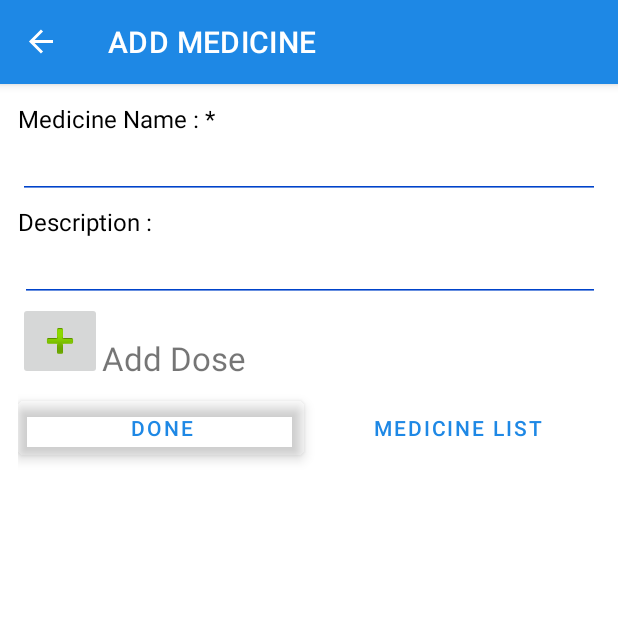
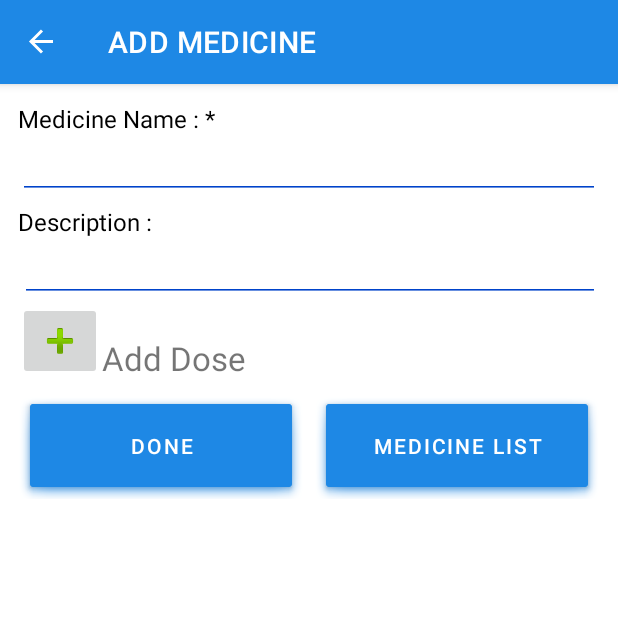
Before and after one commit to Shubhamj08/My_Medications, an Android app: the AddMedicationFragment screen opened through its navigation route, on a phone screen of 412 x 824 dp, the top half of it. Run offline under Robolectric (Android 15) with nearby library versions, the phone set to English and light mode, and no system bars; our stand-ins replace Room's generated code, data binding, navigation-ui; Roboto replaces fonts that are not available here.

Commit message:
medicine details can be edited and updated now

```diff
--- a/app/src/main/java/com/project/mymedications/AddMedicationViewModel.kt
+++ b/app/src/main/java/com/project/mymedications/AddMedicationViewModel.kt
@@ -56,7 +56,6 @@ class AddMedicationViewModel(
     private suspend fun insert(medicine: MedicineEntity) {
         withContext(Dispatchers.IO) {
             database.insert(medicine)
-
         }
     }
 
--- a/app/src/main/java/com/project/mymedications/MedicineDetailViewModel.kt
+++ b/app/src/main/java/com/project/mymedications/MedicineDetailViewModel.kt
@@ -37,7 +37,6 @@ class MedicineDetailViewModel(
         }
     }
 
-
     override fun onCleared() {
         super.onCleared()
         viewModelJob.cancel()
--- a/app/src/main/java/com/project/mymedications/ViewMedicationFragment.kt
+++ b/app/src/main/java/com/project/mymedications/ViewMedicationFragment.kt
@@ -47,7 +47,6 @@ class ViewMedicationFragment : Fragment() {
                     .actionViewMedicationFragmentToMedicineDetailFragment(medicine))
                 viewMedicationViewModel.onMedicineDetailNavigated()
             }
-
         })
 
         binding.medicineList.adapter = adapter
--- a/app/src/main/res/layout/fragment_add_medication.xml
+++ b/app/src/main/res/layout/fragment_add_medication.xml
@@ -43,7 +43,7 @@
         android:importantForAutofill="no"
         style="@style/text_style"
         android:fontFamily="@font/roboto"
-        android:inputType="textPersonName"
+        android:inputType="text"
         android:text="" />
 
     <TextView
@@ -65,27 +65,8 @@
         android:fontFamily="@font/roboto"
         android:backgroundTint="@color/colorSecondaryDark"
         android:ems="10"
-        android:inputType="text"
+        android:inputType="textMultiLine"
         android:text="" />
-<LinearLayout
-    android:layout_width="match_parent"
-    android:layout_height="wrap_content">
-    <ImageButton
-        android:id="@+id/add_dose_1"
-        android:layout_width="wrap_content"
-        android:layout_height="wrap_content"
-        app:srcCompat="@android:drawable/ic_input_add" />
-
-    <TextView
-        android:id="@+id/add_dose_text1"
-        android:layout_width="0dp"
-        android:layout_height="match_parent"
-        android:textSize="22sp"
-        android:gravity="bottom"
-        android:layout_weight="1"
-        android:text="@string/add_dose" />
-
-</LinearLayout>
 
     <TextView
         android:id="@+id/dose_1_label"
@@ -126,28 +107,6 @@
         android:inputType="text"
         android:visibility="gone"
         android:text=""/>
-    <LinearLayout
-        android:layout_width="match_parent"
-        android:layout_height="wrap_content">
-
-        <ImageButton
-            android:id="@+id/add_dose_2"
-            android:layout_width="wrap_content"
-            android:layout_height="wrap_content"
-            android:visibility="gone"
-            app:srcCompat="@android:drawable/ic_input_add" />
-
-        <TextView
-            android:id="@+id/add_dose_text2"
-            android:layout_width="0dp"
-            android:layout_height="match_parent"
-            android:layout_weight="1"
-            android:gravity="bottom"
-            android:text="@string/add_dose"
-            android:textSize="22sp"
-            android:visibility="gone" />
-
-    </LinearLayout>
 
     <TextView
         android:id="@+id/dose_2_label"
@@ -188,29 +147,6 @@
         android:inputType="text"
         android:visibility="gone"
         android:text=""/>
-
-    <LinearLayout
-        android:layout_width="match_parent"
-        android:layout_height="wrap_content">
-
-        <ImageButton
-            android:id="@+id/add_dose_3"
-            android:layout_width="wrap_content"
-            android:layout_height="wrap_content"
-            android:visibility="gone"
-            app:srcCompat="@android:drawable/ic_input_add" />
-
-        <TextView
-            android:id="@+id/add_dose_text3"
-            android:layout_width="0dp"
-            android:layout_height="match_parent"
-            android:layout_weight="1"
-            android:gravity="bottom"
-            android:text="@string/add_dose"
-            android:textSize="22sp"
-            android:visibility="gone" />
-
-    </LinearLayout>
 
     <TextView
         android:id="@+id/dose_3_label"
@@ -257,21 +193,19 @@
         android:layout_height="wrap_content">
 
         <ImageButton
-            android:id="@+id/add_dose_4"
+            android:id="@+id/add_dose"
             android:layout_width="wrap_content"
             android:layout_height="wrap_content"
-            android:visibility="gone"
             app:srcCompat="@android:drawable/ic_input_add" />
 
         <TextView
-            android:id="@+id/add_dose_text4"
+            android:id="@+id/add_dose_text"
             android:layout_width="0dp"
             android:layout_height="match_parent"
             android:layout_weight="1"
             android:gravity="bottom"
             android:text="@string/add_dose"
-            android:textSize="22sp"
-            android:visibility="gone" />
+            android:textSize="22sp" />
 
     </LinearLayout>
 
@@ -323,11 +257,11 @@
         android:layout_width="0dp"
         android:layout_height="wrap_content"
         android:layout_weight="1"
-        style="?android:attr/buttonBarButtonStyle"
+        android:background="@android:drawable/dialog_holo_light_frame"
         android:layout_marginTop="8dp"
         android:layout_marginBottom="8dp"
         android:layout_marginEnd="3dp"
-        android:padding="3dp"
+        android:padding="20dp"
         android:elevation="5dp"
         android:text="@string/done" />
 
@@ -336,11 +270,11 @@
         android:layout_width="0dp"
         android:layout_height="wrap_content"
         android:layout_weight="1"
-        style="?android:attr/buttonBarButtonStyle"
+        android:background="@android:drawable/dialog_holo_light_frame"
         android:layout_marginTop="8dp"
         android:layout_marginBottom="8dp"
         android:layout_marginStart="3dp"
-        android:padding="3dp"
+        android:padding="20dp"
         app:elevation="5dp"
         android:text="@string/medicine_list" />
     </LinearLayout>
--- a/app/src/main/res/layout/fragment_home.xml
+++ b/app/src/main/res/layout/fragment_home.xml
@@ -18,8 +18,8 @@
             android:layout_marginBottom="20dp"
             android:elevation="4dp"
             android:background="@android:drawable/dialog_holo_light_frame"
+            style="?android:attr/buttonBarButtonStyle"
             android:text="@string/add_medications_text"
-            android:textColor="@color/primaryTextColor"
             android:textSize="24sp" />
 
         <Button
@@ -29,8 +29,8 @@
             android:layout_weight="1"
             android:elevation="4dp"
             android:background="@android:drawable/dialog_holo_light_frame"
+            style="?android:attr/buttonBarButtonStyle"
             android:text="@string/view_medications_text"
-            android:textColor="@color/primaryTextColor"
             android:textSize="24sp" />
 
     </androidx.appcompat.widget.LinearLayoutCompat>
--- a/app/src/main/res/layout/fragment_view_medications.xml
+++ b/app/src/main/res/layout/fragment_view_medications.xml
@@ -36,11 +36,13 @@
         android:id="@+id/medicine_list"
         android:layout_width="match_parent"
         android:layout_height="match_parent"
+        android:layout_marginTop="8dp"
         app:layoutManager="androidx.recyclerview.widget.LinearLayoutManager"
         app:layout_constraintBottom_toTopOf="@+id/floatingActionButton"
         app:layout_constraintEnd_toEndOf="parent"
         app:layout_constraintStart_toStartOf="parent"
-        app:layout_constraintTop_toTopOf="parent" />
+        app:layout_constraintTop_toTopOf="parent"
+        tools:listitem="@layout/medication_item_view"/>
 
     </androidx.coordinatorlayout.widget.CoordinatorLayout>
 
--- a/app/src/main/res/navigation/navigation.xml
+++ b/app/src/main/res/navigation/navigation.xml
@@ -31,7 +31,7 @@
         <action
             android:id="@+id/action_addMedicationFragment_to_viewMedicationFragment"
             app:destination="@id/viewMedicationFragment"
-            app:popUpTo="@id/addMedicationFragment" />
+            app:popUpTo="@id/homeFragment" />
     </fragment>
     <fragment
         android:id="@+id/viewMedicationFragment"
@@ -63,10 +63,27 @@
             android:id="@+id/action_medicineDetailFragment_to_viewMedicationFragment"
             app:destination="@id/viewMedicationFragment"
             app:popUpTo="@id/homeFragment" />
+        <action
+            android:id="@+id/action_medicineDetailFragment_to_updateMedicineFragment"
+            app:destination="@id/updateMedicineFragment"
+            app:popUpTo="@id/medicineDetailFragment" />
     </fragment>
     <fragment
         android:id="@+id/aboutFragment"
         android:name="com.project.mymedications.AboutFragment"
         android:label="AboutFragment"
         tools:layout="@layout/fragment_about"/>
+    <fragment
+        android:id="@+id/updateMedicineFragment"
+        android:name="com.project.mymedications.UpdateMedicineFragment"
+        android:label="UpdateMedicineFragment"
+        tools:layout="@layout/update_medicine_fragment">
+    <argument
+        android:name="medicineEntityKey"
+        app:argType="long" />
+        <action
+            android:id="@+id/action_updateMedicineFragment_to_viewMedicationFragment"
+            app:destination="@id/viewMedicationFragment"
+            app:popUpTo="@id/homeFragment" />
+    </fragment>
 </navigation>
--- a/app/src/main/res/values/strings.xml
+++ b/app/src/main/res/values/strings.xml
@@ -35,6 +35,7 @@
     <string name="title_about">ABOUT APP</string>
     <string name="title_medicine">MEDICINE</string>
     <string name="add_dose">Add Dose</string>
+    <string name="update">Update</string>
 
 
 </resources>
```
Also changed, not shown: app/src/main/java/com/project/mymedications/AddMedicationFragment.kt (+16 -34 lines), app/src/main/java/com/project/mymedications/MedicineDetailFragment.kt (+9 -0 lines), app/src/main/java/com/project/mymedications/Util.kt (+41 -4 lines), app/src/main/res/layout/fragment_medicine_detail.xml (+44 -19 lines), app/src/main/res/layout/medication_item_view.xml (+8 -7 lines).
